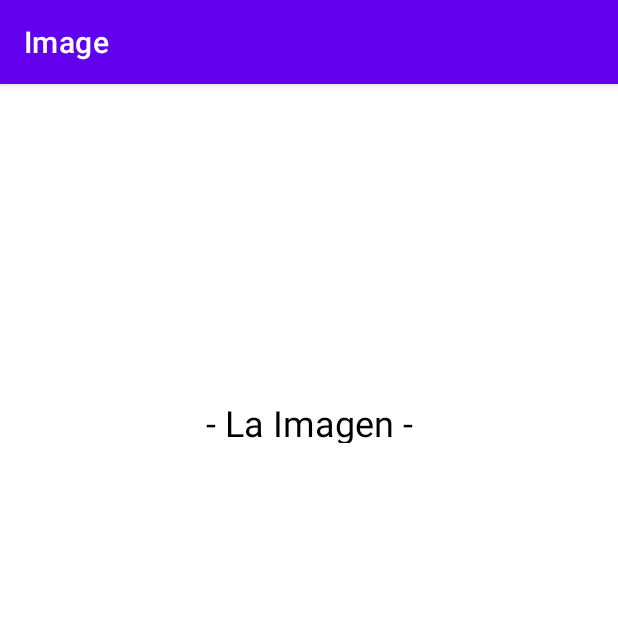
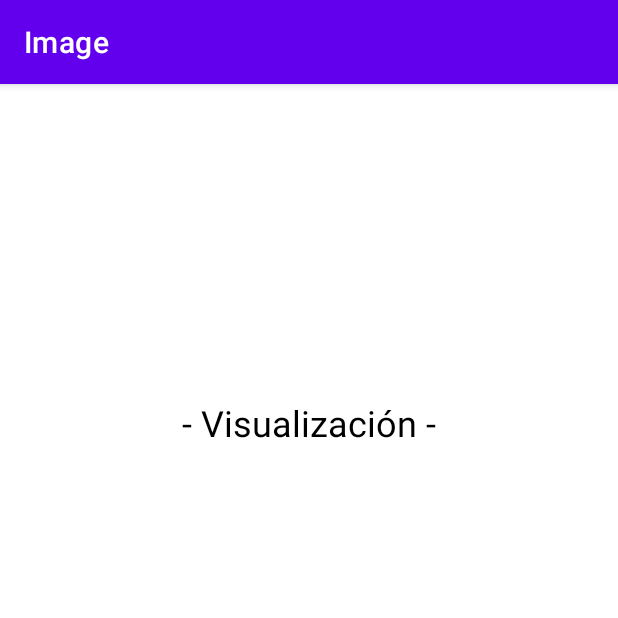
Before and after one commit to DBS20/Kotlin, an Android app: the ImageViewActivity screen opened directly, with no data from a screen before it, on a phone screen of 412 x 824 dp, the top half of it. Run offline under Robolectric (Android 15) with nearby library versions, the phone set to English and light mode, and no system bars.

Commit message:
Practica Imagenes: Nuevo cambio del titulo de la vista ImageViewActivity

```diff
--- a/Image/app/src/main/res/values/strings.xml
+++ b/Image/app/src/main/res/values/strings.xml
@@ -12,6 +12,6 @@
 
 
     //Image View Activity
-    <string name="txv_ImageViewActTitulo">- La Imagen -</string>
+    <string name="txv_ImageViewActTitulo">- Visualización -</string>
 
 </resources>
```
